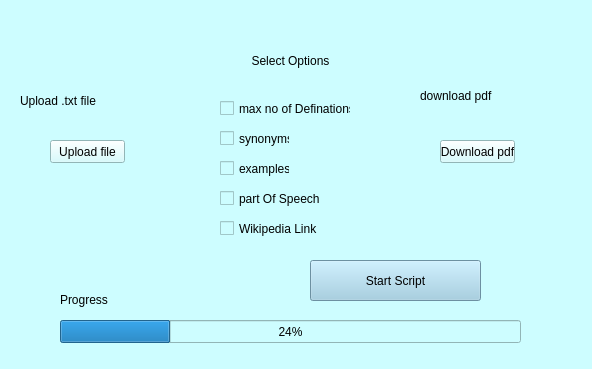
Above: engez.ui from huzai786/eng-ez before the change. Below: the same form after it.
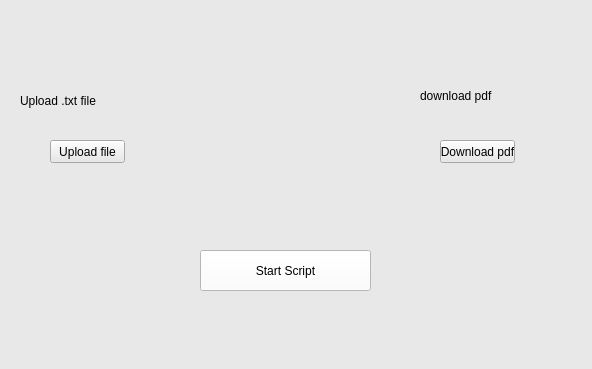
That is the form after the change.

Diff of the .ui file:
```diff
--- a/engez.ui
+++ b/engez.ui
@@ -14,41 +14,9 @@
    <string>MainWindow</string>
   </property>
   <property name="styleSheet">
-   <string notr="true">background-color: rgb(205, 253, 255)</string>
+   <string notr="true">background-color: rgb(232, 232, 232)</string>
   </property>
   <widget class="QWidget" name="centralwidget">
-   <widget class="QLabel" name="label">
-    <property name="geometry">
-     <rect>
-      <x>150</x>
-      <y>40</y>
-      <width>281</width>
-      <height>41</height>
-     </rect>
-    </property>
-    <property name="minimumSize">
-     <size>
-      <width>161</width>
-      <height>0</height>
-     </size>
-    </property>
-    <property name="styleSheet">
-     <string notr="true">font: 75 14pt &quot;&quot;;
-font: 18pt &quot;Times New Roman&quot;;</string>
-    </property>
-    <property name="text">
-     <string>Select Options</string>
-    </property>
-    <property name="textFormat">
-     <enum>Qt::PlainText</enum>
-    </property>
-    <property name="alignment">
-     <set>Qt::AlignCenter</set>
-    </property>
-    <property name="wordWrap">
-     <bool>true</bool>
-    </property>
-   </widget>
    <widget class="QPushButton" name="pushButton">
     <property name="geometry">
      <rect>
@@ -111,108 +79,17 @@
      <string>download pdf</string>
     </property>
    </widget>
-   <widget class="QCheckBox" name="checkBox">
-    <property name="geometry">
-     <rect>
-      <x>220</x>
-      <y>100</y>
-      <width>131</width>
-      <height>17</height>
-     </rect>
-    </property>
-    <property name="text">
-     <string>max no of Definations</string>
-    </property>
-   </widget>
-   <widget class="QCheckBox" name="checkBox_2">
-    <property name="geometry">
-     <rect>
-      <x>220</x>
-      <y>130</y>
-      <width>70</width>
-      <height>17</height>
-     </rect>
-    </property>
-    <property name="text">
-     <string>synonyms</string>
-    </property>
-   </widget>
-   <widget class="QCheckBox" name="checkBox_3">
-    <property name="geometry">
-     <rect>
-      <x>220</x>
-      <y>160</y>
-      <width>70</width>
-      <height>17</height>
-     </rect>
-    </property>
-    <property name="text">
-     <string>examples</string>
-    </property>
-   </widget>
-   <widget class="QCheckBox" name="checkBox_4">
-    <property name="geometry">
-     <rect>
-      <x>220</x>
-      <y>190</y>
-      <width>131</width>
-      <height>17</height>
-     </rect>
-    </property>
-    <property name="text">
-     <string>part Of Speech</string>
-    </property>
-   </widget>
-   <widget class="QCheckBox" name="checkBox_5">
-    <property name="geometry">
-     <rect>
-      <x>220</x>
-      <y>220</y>
-      <width>121</width>
-      <height>17</height>
-     </rect>
-    </property>
-    <property name="text">
-     <string>Wikipedia Link</string>
-    </property>
-   </widget>
-   <widget class="QProgressBar" name="progressBar">
-    <property name="geometry">
-     <rect>
-      <x>60</x>
-      <y>320</y>
-      <width>461</width>
-      <height>23</height>
-     </rect>
-    </property>
-    <property name="value">
-     <number>24</number>
-    </property>
-   </widget>
-   <widget class="QLabel" name="label_4">
-    <property name="geometry">
-     <rect>
-      <x>60</x>
-      <y>290</y>
-      <width>131</width>
-      <height>20</height>
-     </rect>
-    </property>
-    <property name="text">
-     <string>Progress</string>
-    </property>
-   </widget>
    <widget class="QPushButton" name="pushButton_3">
     <property name="geometry">
      <rect>
-      <x>310</x>
-      <y>260</y>
+      <x>200</x>
+      <y>250</y>
       <width>171</width>
       <height>41</height>
      </rect>
     </property>
     <property name="styleSheet">
-     <string notr="true">background-color: rgb(152, 202, 225);
+     <string notr="true">background-color: rgb(255, 255, 255);
 font: 63 14pt &quot;Yu Gothic UI Semibold&quot;;</string>
     </property>
     <property name="text">
```
